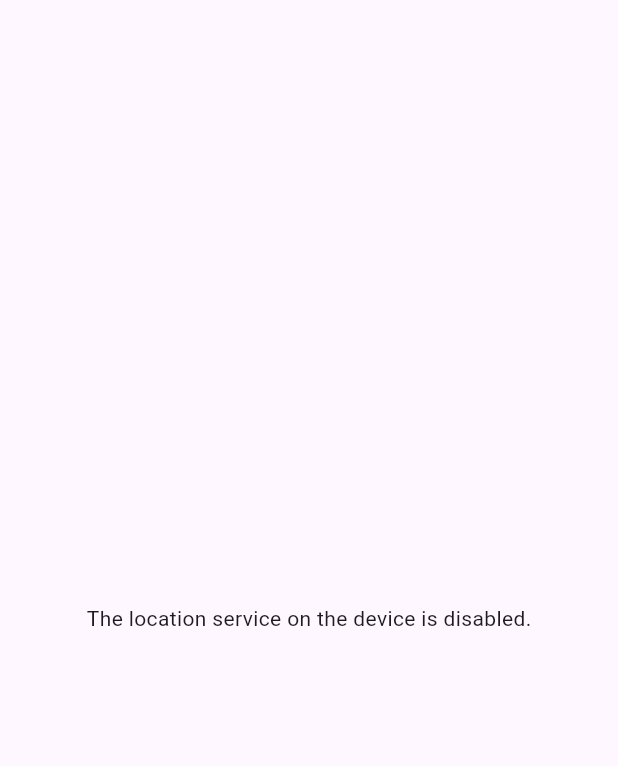
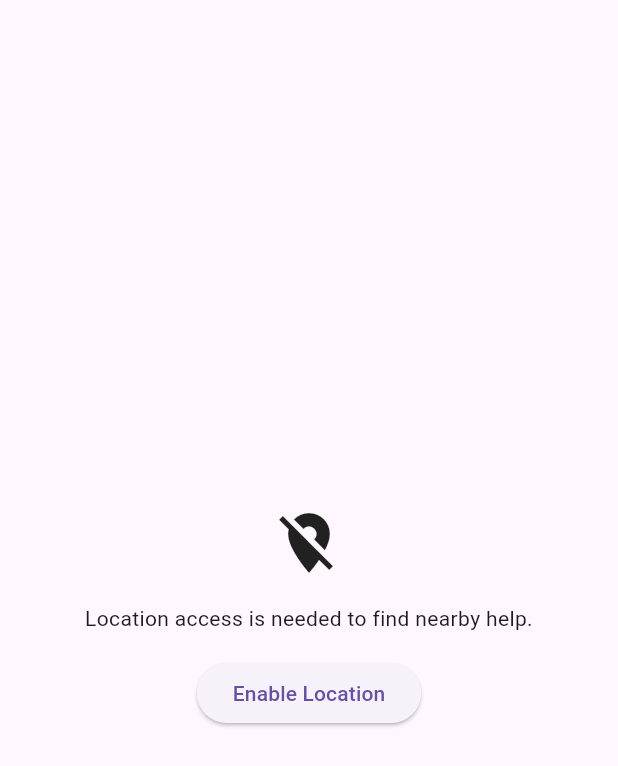
Before and after one commit to MDGSpace-SOC-D-2025/SilentVoice, a Flutter app: the NearbyHelpScreen screen opened directly, on a phone screen of 412 x 824 dp. Shown: the top 766 px of the screen. Run offline on Flutter 3.47's test engine with Material 3 defaults, Android fonts, the phone set to English and light mode, and no system bars; our stand-ins replace audioplayers, file_picker, firebase_auth, firebase_core, geolocator, google_fonts and 5 more; missing offline and left inert: pointycastle, record; accounts and stored records are empty; network calls fail.

Commit message:
feat(nearby-help-map): add marker icons, quick exit and loading states

```diff
--- a/silentvoice/lib/nearby_help_map/screens/nearby_help_screen.dart
+++ b/silentvoice/lib/nearby_help_map/screens/nearby_help_screen.dart
@@ -4,6 +4,8 @@ import '../services/location_service.dart';
 import '../widgets/google_map_widget.dart';
 import '../services/nearby_places_service.dart';
 import '../models/nearby_place.dart';
+import 'package:geolocator/geolocator.dart';
+import 'package:silentvoice/widgets/quick_exit_appbar_action.dart';
 
 class NearbyHelpScreen extends StatefulWidget {
   const NearbyHelpScreen({super.key});
@@ -19,11 +21,16 @@ class _NearbyHelpScreenState extends State<NearbyHelpScreen> {
   Set<Marker> _markers = {};
   bool _isLoading = true;
   String? _error;
+  GoogleMapController? _mapController;
 
   @override
   void initState() {
     super.initState();
     _loadLocation();
+  }
+
+  void _openLocationSettings() {
+    Geolocator.openLocationSettings();
   }
 
   Future<void> _loadLocation() async {
@@ -46,12 +53,29 @@ class _NearbyHelpScreenState extends State<NearbyHelpScreen> {
     }
   }
 
+  void _animateCameraTo(NearbyPlace place) {
+    _mapController?.animateCamera(
+      CameraUpdate.newLatLngZoom(LatLng(place.lat, place.lng), 16),
+    );
+  }
+
   Set<Marker> _markersFromPlaces(List<NearbyPlace> places) {
     return places.map((place) {
+      final isHospital = place.type.contains('hospital');
+
       return Marker(
         markerId: MarkerId(place.name),
         position: LatLng(place.lat, place.lng),
-        infoWindow: InfoWindow(title: place.name, snippet: place.type),
+        icon: BitmapDescriptor.defaultMarkerWithHue(
+          isHospital ? BitmapDescriptor.hueRed : BitmapDescriptor.hueBlue,
+        ),
+        infoWindow: InfoWindow(
+          title: place.name,
+          snippet: isHospital ? 'Hospital' : 'Police Station',
+        ),
+        onTap: () {
+          _animateCameraTo(place);
+        },
       );
     }).toSet();
   }
@@ -59,18 +83,57 @@ class _NearbyHelpScreenState extends State<NearbyHelpScreen> {
   @override
   Widget build(BuildContext context) {
     if (_isLoading) {
-      return const Scaffold(body: Center(child: CircularProgressIndicator()));
+      return const Scaffold(
+        body: Center(
+          child: Column(
+            mainAxisSize: MainAxisSize.min,
+            children: [
+              CircularProgressIndicator(),
+              SizedBox(height: 16),
+              Text('Finding nearby help...'),
+            ],
+          ),
+        ),
+      );
     }
 
     if (_error != null) {
-      return Scaffold(body: Center(child: Text(_error!)));
+      return Scaffold(
+        body: Center(
+          child: Padding(
+            padding: const EdgeInsets.all(24),
+            child: Column(
+              mainAxisSize: MainAxisSize.min,
+              children: [
+                const Icon(Icons.location_off, size: 48),
+                const SizedBox(height: 16),
+                Text(
+                  'Location access is needed to find nearby help.',
+                  textAlign: TextAlign.center,
+                ),
+                const SizedBox(height: 16),
+                ElevatedButton(
+                  onPressed: _openLocationSettings,
+                  child: const Text('Enable Location'),
+                ),
+              ],
+            ),
+          ),
+        ),
+      );
     }
 
     return Scaffold(
-      appBar: AppBar(title: const Text('Nearby Help')),
+      appBar: AppBar(
+        title: const Text('Nearby Help'),
+        actions: [QuickExitButton()],
+      ),
       body: GoogleMapWidget(
         initialLocation: _currentLocation!,
         markers: _markers,
+        onMapCreated: (controller) {
+          _mapController = controller;
+        },
       ),
     );
   }
--- a/silentvoice/lib/nearby_help_map/widgets/google_map_widget.dart
+++ b/silentvoice/lib/nearby_help_map/widgets/google_map_widget.dart
@@ -4,16 +4,19 @@ import 'package:google_maps_flutter/google_maps_flutter.dart';
 class GoogleMapWidget extends StatelessWidget {
   final LatLng initialLocation;
   final Set<Marker> markers;
+  final void Function(GoogleMapController) onMapCreated;
 
   const GoogleMapWidget({
     super.key,
     required this.initialLocation,
     required this.markers,
+    required this.onMapCreated,
   });
 
   @override
   Widget build(BuildContext context) {
     return GoogleMap(
+      onMapCreated: onMapCreated,
       initialCameraPosition: CameraPosition(target: initialLocation, zoom: 14),
       myLocationEnabled: true,
       myLocationButtonEnabled: true,
```
Also changed, not shown: silentvoice/lib/nearby_help_map/services/nearby_places_service.dart (+9 -4 lines).
